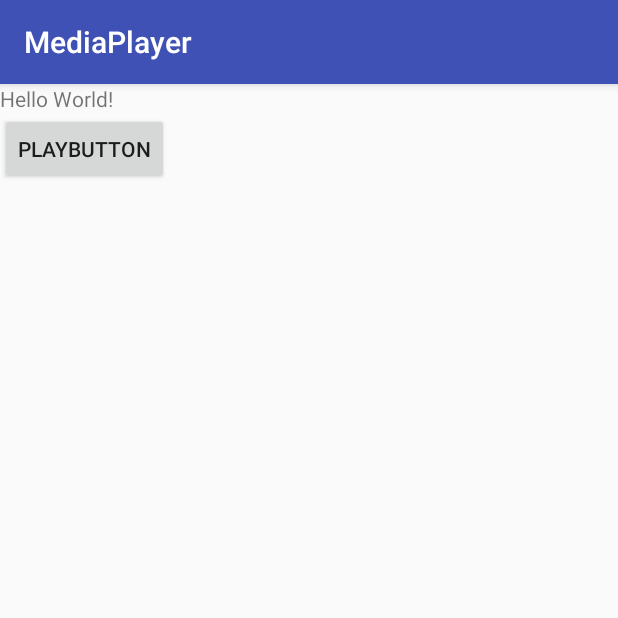
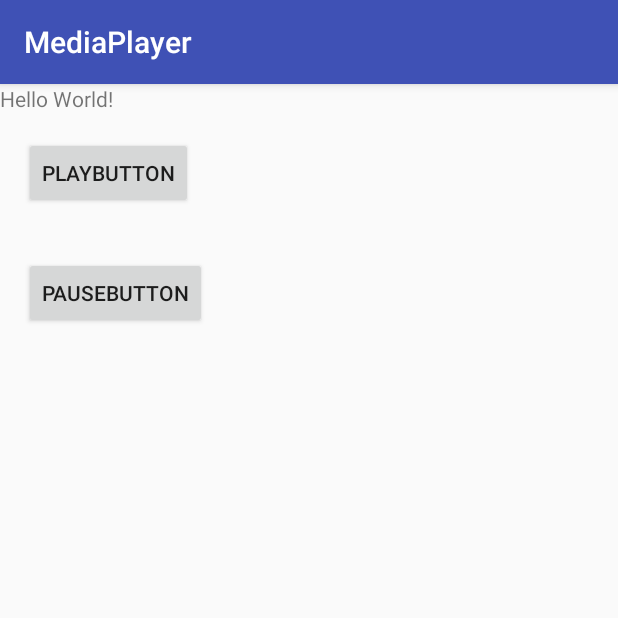
Before and after one commit to Ovarb/MediaPlayer, an Android app: the screen it shows after launch (MainActivity), on a phone screen of 412 x 824 dp, the top half of it. Run offline under Robolectric (Android 15) with nearby library versions, the phone set to English and light mode, and no system bars.

Commit message:
add pause button

```diff
--- a/app/src/main/res/layout/activity_main.xml
+++ b/app/src/main/res/layout/activity_main.xml
@@ -13,11 +13,19 @@
         android:text="Hello World!" />
 
     <Button
-        android:id="@+id/button"
+        android:id="@+id/play_button"
         android:layout_width="wrap_content"
         android:layout_height="wrap_content"
+        android:layout_margin="16dp"
         android:layout_weight="0"
         android:text="PlayButton" />
 
+    <Button
+        android:id="@+id/pause_button"
+        android:layout_width="wrap_content"
+        android:layout_height="wrap_content"
+        android:layout_margin="16dp"
+        android:layout_weight="0"
+        android:text="PauseButton" />
 
 </LinearLayout>
```
